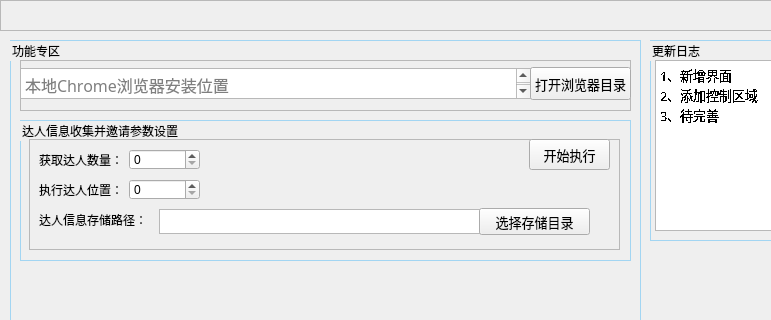
Qt form main_ui.ui (LiuYgG/douyin_i) before a commit; both pictures show x 0 to 771 and y 0 to 320 of the 1251 by 896 pixel window.
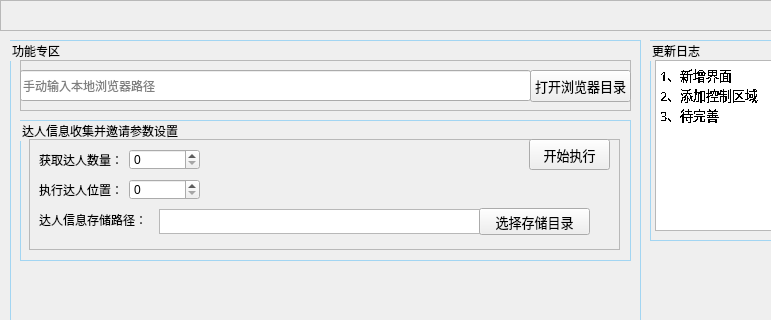
The same form after that commit.

Diff of the .ui file:
```diff
--- a/main_ui.ui
+++ b/main_ui.ui
@@ -154,54 +154,13 @@
      <property name="frameShadow">
       <enum>QFrame::Raised</enum>
      </property>
-     <widget class="QTextBrowser" name="input_Browser_path">
-      <property name="enabled">
-       <bool>true</bool>
-      </property>
-      <property name="geometry">
-       <rect>
-        <x>0</x>
-        <y>8</y>
-        <width>511</width>
-        <height>31</height>
-       </rect>
-      </property>
-      <property name="font">
-       <font>
-        <family>幼圆</family>
-        <pointsize>12</pointsize>
-        <weight>50</weight>
-        <bold>false</bold>
-       </font>
-      </property>
-      <property name="styleSheet">
-       <string notr="true">QTextEdit{
-	line-height:41px;
-}</string>
-      </property>
-      <property name="frameShape">
-       <enum>QFrame::StyledPanel</enum>
-      </property>
-      <property name="frameShadow">
-       <enum>QFrame::Sunken</enum>
-      </property>
-      <property name="autoFormatting">
-       <set>QTextEdit::AutoNone</set>
-      </property>
-      <property name="textInteractionFlags">
-       <set>Qt::LinksAccessibleByKeyboard|Qt::LinksAccessibleByMouse|Qt::TextEditable|Qt::TextSelectableByKeyboard</set>
-      </property>
-      <property name="placeholderText">
-       <string>本地Chrome浏览器安装位置</string>
-      </property>
-     </widget>
      <widget class="QPushButton" name="btn_Choose_browser_path">
       <property name="geometry">
        <rect>
         <x>510</x>
-        <y>7</y>
+        <y>10</y>
         <width>101</width>
-        <height>33</height>
+        <height>32</height>
        </rect>
       </property>
       <property name="font">
@@ -217,6 +176,19 @@
        <string>打开浏览器目录</string>
       </property>
      </widget>
+     <widget class="QLineEdit" name="input_Browser_path">
+      <property name="geometry">
+       <rect>
+        <x>0</x>
+        <y>10</y>
+        <width>511</width>
+        <height>31</height>
+       </rect>
+      </property>
+      <property name="placeholderText">
+       <string>手动输入本地浏览器路径</string>
+      </property>
+     </widget>
     </widget>
     <widget class="QGroupBox" name="groupBox_2">
      <property name="geometry">
```
